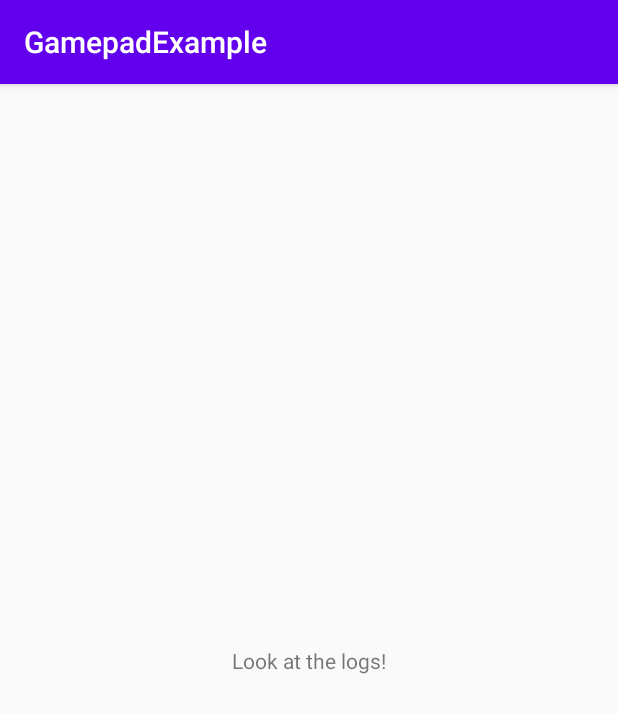
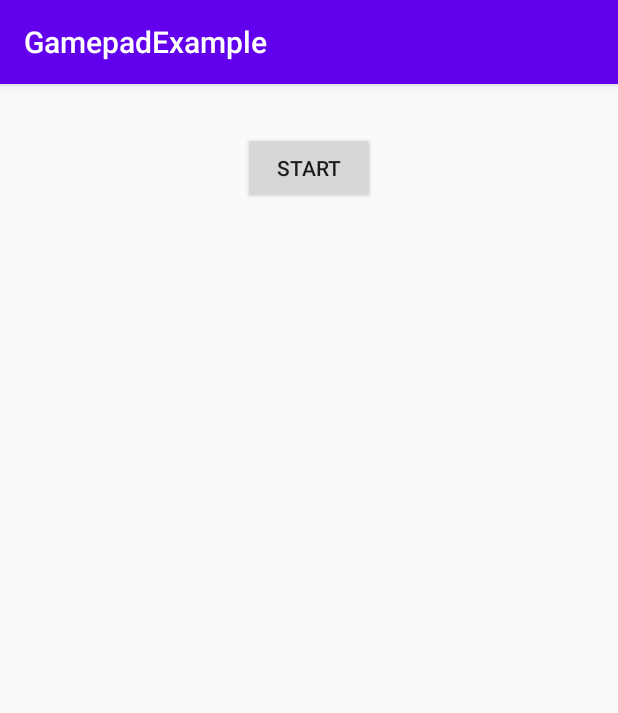
Before and after one commit to ralyon/gamepad, an Android app: the screen it shows after launch (MainActivity), on a phone screen of 412 x 824 dp. Shown: the top 713 px of the screen. Run offline under Robolectric (Android 15) with nearby library versions, the phone set to English and light mode, and no system bars.

Commit message:
Version 1.0.2 - Gamepad.kt: new getGamepadMapFlow(interval: Long) method that enable getting gamepad status map as a coroutine Flow
GamepadExample updated using the new method:
- MainViewModel.kt added
- GamepadHandler.kt added
- UI updated to show logs

```diff
--- a/app/src/main/java/com/ralyon/gamepadexample/MainActivity.kt
+++ b/app/src/main/java/com/ralyon/gamepadexample/MainActivity.kt
@@ -2,128 +2,52 @@ package com.ralyon.gamepadexample
 
 import androidx.appcompat.app.AppCompatActivity
 import android.os.Bundle
-import android.os.Handler
-import android.os.Looper
-import android.util.Log
 import android.view.KeyEvent
 import android.view.MotionEvent
+import android.view.View
+import android.widget.Button
+import android.widget.LinearLayout
+import android.widget.ScrollView
+import android.widget.TextView
+import androidx.activity.viewModels
 import com.ralyon.gamepad.Gamepad
-import com.ralyon.gamepad.GamepadButton
 
 class MainActivity : AppCompatActivity() {
-    private val TAG = "GamepadExample"
 
+    private val viewModel: MainViewModel by viewModels()
     private lateinit var gamepad: Gamepad
-    private lateinit var handler: Handler
-    private lateinit var runnable: Runnable
 
     override fun onCreate(savedInstanceState: Bundle?) {
         super.onCreate(savedInstanceState)
         setContentView(R.layout.activity_main)
 
-        // Gamepad initialization
         gamepad = Gamepad()
 
-        // Task that calls getGamepadMap() every 100 ms
-        handler = Handler(Looper.getMainLooper())
-        runnable = object : Runnable {
-            override fun run() {
-                handleGamepadInput(gamepad.getGamepadMap())
-                handler.postDelayed(this, 100)
+        val rootView = findViewById<ScrollView>(R.id.root)
+        val logsContainer = findViewById<LinearLayout>(R.id.logs_container)
+        val startButton = findViewById<Button>(R.id.start_button)
+
+        viewModel.gamepadMap.observe(this) { map ->
+            GamepadHandler.handleInput(map) {
+                val textView = TextView(this)
+                textView.text = it
+                logsContainer.addView(textView)
+                rootView.fullScroll(View.FOCUS_DOWN)
             }
         }
-    }
 
-    /**
-     * Reads the gamepad buttons values and logs if a button is pressed
-     * @param gamepadMap the gamepad buttons status map
-     */
-    fun handleGamepadInput(gamepadMap: Map<Int, Float>) {
-        if (gamepadMap[GamepadButton.DPAD_UP] == 1f) {
-            Log.i(TAG, "DPAD_UP")
+        var isCollecting = false
+        startButton.setOnClickListener {
+            if (!isCollecting) {
+                viewModel.startCollectingGamepadMap(gamepad, 100)
+                startButton.text = getString(R.string.stop)
+            } else {
+                viewModel.stopCollectingGamepadMap()
+                startButton.text = getString(R.string.start)
+            }
+            isCollecting = !isCollecting
         }
 
-        if (gamepadMap[GamepadButton.DPAD_DOWN] == 1f) {
-            Log.i(TAG, "DPAD_DOWN")
-        }
-
-        if (gamepadMap[GamepadButton.DPAD_LEFT] == 1f) {
-            Log.i(TAG, "DPAD_LEFT")
-        }
-
-        if (gamepadMap[GamepadButton.DPAD_RIGHT] == 1f) {
-            Log.i(TAG, "DPAD_RIGHT")
-        }
-
-        val stickLeftX = gamepadMap[GamepadButton.STICK_LEFT_X]
-        if (stickLeftX != 0f) {
-            Log.i(TAG, "STICK_LEFT_X: $stickLeftX")
-        }
-
-        val stickLeftY = gamepadMap[GamepadButton.STICK_LEFT_Y]
-        if (stickLeftY != 0f) {
-            Log.i(TAG, "STICK_LEFT_Y: $stickLeftY")
-        }
-
-        if (gamepadMap[GamepadButton.STICK_LEFT_BUTTON] == 1f) {
-            Log.i(TAG, "STICK_LEFT_BUTTON")
-        }
-
-        val stickRightX = gamepadMap[GamepadButton.STICK_RIGHT_X]
-        if (stickRightX != 0f) {
-            Log.i(TAG, "STICK_RIGHT_X: $stickRightX")
-        }
-
-        val stickRightY = gamepadMap[GamepadButton.STICK_RIGHT_Y]
-        if (stickRightY != 0f) {
-            Log.i(TAG, "STICK_RIGHT_Y: $stickRightY")
-        }
-
-        if (gamepadMap[GamepadButton.STICK_RIGHT_BUTTON] == 1f) {
-            Log.i(TAG, "STICK_RIGHT_BUTTON")
-        }
-
-        val triggerLeft = gamepadMap[GamepadButton.TRIGGER_LEFT]
-        if (triggerLeft != 0f) {
-            Log.i(TAG, "TRIGGER_LEFT: $triggerLeft")
-        }
-
-        val triggerRight = gamepadMap[GamepadButton.TRIGGER_RIGHT]
-        if (triggerRight != 0f) {
-            Log.i(TAG, "TRIGGER_RIGHT: $triggerRight")
-        }
-
-        if (gamepadMap[GamepadButton.BUTTON_A] == 1f) {
-            Log.i(TAG, "BUTTON_A")
-        }
-
-        if (gamepadMap[GamepadButton.BUTTON_B] == 1f) {
-            Log.i(TAG, "BUTTON_B")
-        }
-
-        if (gamepadMap[GamepadButton.BUTTON_X] == 1f) {
-            Log.i(TAG, "BUTTON_X")
-        }
-
-        if (gamepadMap[GamepadButton.BUTTON_Y] == 1f) {
-            Log.i(TAG, "BUTTON_Y")
-        }
-
-        if (gamepadMap[GamepadButton.BUTTON_R1] == 1f) {
-            Log.i(TAG, "BUTTON_R1")
-        }
-
-        if (gamepadMap[GamepadButton.BUTTON_L1] == 1f) {
-            Log.i(TAG, "BUTTON_L1")
-        }
-
-        if (gamepadMap[GamepadButton.BUTTON_START] == 1f) {
-            Log.i(TAG, "BUTTON_START")
-        }
-
-        if (gamepadMap[GamepadButton.BUTTON_SELECT] == 1f) {
-            Log.i(TAG, "BUTTON_SELECT")
-        }
     }
 
     override fun dispatchKeyEvent(event: KeyEvent): Boolean {
@@ -142,13 +66,4 @@ class MainActivity : AppCompatActivity() {
         return super.dispatchGenericMotionEvent(event)
     }
 
-    override fun onResume() {
-        handler.post(runnable)
-        super.onResume()
-    }
-
-    override fun onPause() {
-        handler.removeCallbacks(runnable)
-        super.onPause()
-    }
 }
--- /dev/null
+++ b/app/src/main/java/com/ralyon/gamepadexample/MainViewModel.kt
@@ -0,0 +1,31 @@
+package com.ralyon.gamepadexample
+
+import androidx.lifecycle.LiveData
+import androidx.lifecycle.MutableLiveData
+import androidx.lifecycle.ViewModel
+import androidx.lifecycle.viewModelScope
+import com.ralyon.gamepad.Gamepad
+import kotlinx.coroutines.Job
+import kotlinx.coroutines.flow.collect
+import kotlinx.coroutines.launch
+
+class MainViewModel : ViewModel() {
+
+    private val _gamepadMap = MutableLiveData<Map<Int, Float>>()
+    val gamepadMap: LiveData<Map<Int, Float>> = _gamepadMap
+
+    private var gamepadMapJob: Job? = null
+
+    fun startCollectingGamepadMap(gamepad: Gamepad, interval: Long) {
+        gamepadMapJob = viewModelScope.launch {
+            gamepad.getGamepadMapFlow(interval).collect {
+                _gamepadMap.postValue(it)
+            }
+        }
+    }
+
+    fun stopCollectingGamepadMap() {
+        gamepadMapJob?.cancel()
+    }
+
+}
--- a/app/src/main/res/layout/activity_main.xml
+++ b/app/src/main/res/layout/activity_main.xml
@@ -1,18 +1,34 @@
 <?xml version="1.0" encoding="utf-8"?>
-<androidx.constraintlayout.widget.ConstraintLayout xmlns:android="http://schemas.android.com/apk/res/android"
+<ScrollView xmlns:android="http://schemas.android.com/apk/res/android"
     xmlns:app="http://schemas.android.com/apk/res-auto"
     xmlns:tools="http://schemas.android.com/tools"
+    android:id="@+id/root"
     android:layout_width="match_parent"
-    android:layout_height="match_parent"
-    tools:context=".MainActivity">
+    android:layout_height="match_parent">
 
-    <TextView
-        android:layout_width="wrap_content"
+    <androidx.constraintlayout.widget.ConstraintLayout
+        android:layout_width="match_parent"
         android:layout_height="wrap_content"
-        android:text="Look at the logs!"
-        app:layout_constraintBottom_toBottomOf="parent"
-        app:layout_constraintLeft_toLeftOf="parent"
-        app:layout_constraintRight_toRightOf="parent"
-        app:layout_constraintTop_toTopOf="parent" />
+        android:padding="16dp"
+        tools:context=".MainActivity">
 
-</androidx.constraintlayout.widget.ConstraintLayout>
+        <Button
+            android:id="@+id/start_button"
+            android:layout_width="wrap_content"
+            android:layout_height="wrap_content"
+            android:layout_margin="16dp"
+            android:text="@string/start"
+            app:layout_constraintEnd_toEndOf="parent"
+            app:layout_constraintStart_toStartOf="parent"
+            app:layout_constraintTop_toTopOf="parent" />
+
+        <LinearLayout
+            android:id="@+id/logs_container"
+            android:layout_width="match_parent"
+            android:layout_height="wrap_content"
+            android:layout_margin="16dp"
+            android:orientation="vertical"
+            app:layout_constraintTop_toBottomOf="@id/start_button" />
+
+    </androidx.constraintlayout.widget.ConstraintLayout>
+</ScrollView>
--- a/app/src/main/res/values/strings.xml
+++ b/app/src/main/res/values/strings.xml
@@ -1,3 +1,6 @@
 <resources>
     <string name="app_name">GamepadExample</string>
+
+    <string name="start">Start</string>
+    <string name="stop">Stop</string>
 </resources>
--- a/build.gradle
+++ b/build.gradle
@@ -1,12 +1,13 @@
 // Top-level build file where you can add configuration options common to all sub-projects/modules.
 buildscript {
-    ext.kotlin_version = '1.4.20'
+    ext.kotlin_version = '1.4.31'
+
     repositories {
         google()
         jcenter()
     }
     dependencies {
-        classpath 'com.android.tools.build:gradle:4.1.1'
+        classpath 'com.android.tools.build:gradle:4.1.3'
         classpath "org.jetbrains.kotlin:kotlin-gradle-plugin:$kotlin_version"
 
         // NOTE: Do not place your application dependencies here; they belong
```
Also changed, not shown: Gamepad/build.gradle (+11 -9 lines), Gamepad/src/main/java/com/ralyon/gamepad/Gamepad.kt (+20 -5 lines), app/build.gradle (+23 -9 lines), app/src/main/java/com/ralyon/gamepadexample/GamepadHandler.kt (added, +99 -0 lines), gradle/wrapper/gradle-wrapper.properties.
